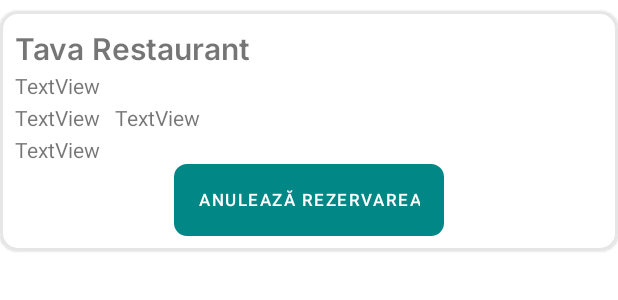
After one commit to claudiucocan18/RestaurantBooking, an Android app: the layout booking_row.xml on its own in the app's theme, with its tools: preview values and no code run, on a phone screen of 412 x 824 dp. The commit adds this screen. Shown: the top 300 px of the screen. Run offline under Robolectric (Android 15) with nearby library versions, the phone set to English and light mode, and no system bars; Roboto replaces fonts that are not available here.

Commit message:
Incep viewprofile3

```diff
--- a/app/src/main/java/com/example/myapplication/ReservationActivity.java
+++ b/app/src/main/java/com/example/myapplication/ReservationActivity.java
@@ -165,8 +165,8 @@ public class ReservationActivity extends AppCompatActivity {
             }
         });
 
-        String uniqueID = UUID.randomUUID().toString();
-        uniqueID = uniqueID.substring(0,5);
+       /* String uniqueID = UUID.randomUUID().toString();
+        uniqueID = uniqueID.substring(0,5);*/
       //  System.out.println(uniqueID.substring(0,5));
 /*
 
--- a/app/src/main/java/com/example/myapplication/Restaurant.java
+++ b/app/src/main/java/com/example/myapplication/Restaurant.java
@@ -19,7 +19,7 @@ String adresa;
 
     }
 
-    public Restaurant(String imgURL, String nume, int nr_locuri, String orar, String adresa, List<Masa> mese) {
+    public Restaurant(String imgURL, String nume, int nr_locuri, String orar, String adresa) {
         //6
         this.imgURL = imgURL;
         this.nume = nume;
--- a/app/src/main/res/layout/activity_confirmation.xml
+++ b/app/src/main/res/layout/activity_confirmation.xml
@@ -30,7 +30,7 @@
         android:textSize="20sp" />
 
     <Button
-        android:id="@+id/button"
+        android:id="@+id/butonInapoi"
         android:layout_width="164dp"
         android:layout_height="wrap_content"
         android:layout_gravity="center"
--- /dev/null
+++ b/app/src/main/res/layout/booking_row.xml
@@ -0,0 +1,90 @@
+<?xml version="1.0" encoding="utf-8"?>
+<com.google.android.material.card.MaterialCardView xmlns:android="http://schemas.android.com/apk/res/android"
+    xmlns:app="http://schemas.android.com/apk/res-auto"
+    android:layout_width="match_parent"
+    android:layout_height="wrap_content"
+    android:layout_marginTop="7dp"
+    app:cardCornerRadius="12dp"
+    app:strokeColor="#E6E6E6"
+    app:strokeWidth="2dp">
+
+
+    <LinearLayout
+        android:layout_width="match_parent"
+        android:layout_height="wrap_content"
+        android:layout_margin="10dp"
+        android:gravity="start"
+        android:orientation="vertical"
+        app:strokeColor="#1755BF"
+        app:strokeWidth="30dp">
+
+        <TextView
+            android:id="@+id/textRezNume"
+            android:layout_width="wrap_content"
+            android:layout_height="wrap_content"
+            android:fontFamily="@font/inter_semibold"
+            android:text="Tava Restaurant"
+            android:textSize="20dp" />
+
+        <Space
+            android:layout_width="match_parent"
+            android:layout_height="2dp" />
+
+        <TextView
+            android:id="@+id/textRezAdresa"
+            android:layout_width="wrap_content"
+            android:layout_height="wrap_content"
+            android:text="TextView" />
+
+        <Space
+            android:layout_width="match_parent"
+            android:layout_height="2dp" />
+        <RelativeLayout
+            android:layout_width="match_parent"
+            android:layout_height="wrap_content"/>
+
+        <LinearLayout
+            android:layout_width="wrap_content"
+            android:layout_height="wrap_content"
+            android:orientation="horizontal">
+
+            <TextView
+                android:id="@+id/textRezData"
+                android:layout_width="wrap_content"
+                android:layout_height="wrap_content"
+                android:layout_marginEnd="10dp"
+                android:layout_weight="1"
+                android:text="TextView" />
+
+            <TextView
+                android:id="@+id/textRezOra"
+                android:layout_width="wrap_content"
+                android:layout_height="wrap_content"
+                android:layout_weight="1"
+                android:text="TextView" />
+
+        </LinearLayout>
+
+        <Space
+            android:layout_width="match_parent"
+            android:layout_height="2dp" />
+
+        <TextView
+            android:id="@+id/textRezNrPersoane"
+            android:layout_width="wrap_content"
+            android:layout_height="wrap_content"
+            android:text="TextView" />
+
+        <Button
+            android:id="@+id/butonAnulareRezervare"
+            android:layout_width="wrap_content"
+            android:layout_height="wrap_content"
+            android:layout_gravity="center"
+            android:background="@drawable/round_border"
+            android:gravity="center"
+            android:text="Anulează rezervarea"
+            android:textSize="11sp" />
+
+    </LinearLayout>
+
+</com.google.android.material.card.MaterialCardView>
```
Also changed, not shown: app/src/main/AndroidManifest.xml (+10 -5 lines), app/src/main/java/com/example/myapplication/ConfirmationActivity.java (+13 -2 lines), app/src/main/java/com/example/myapplication/Masa.java (deleted, +0 -76 lines), app/src/main/java/com/example/myapplication/Rezervare.java (+37 -1 lines).
